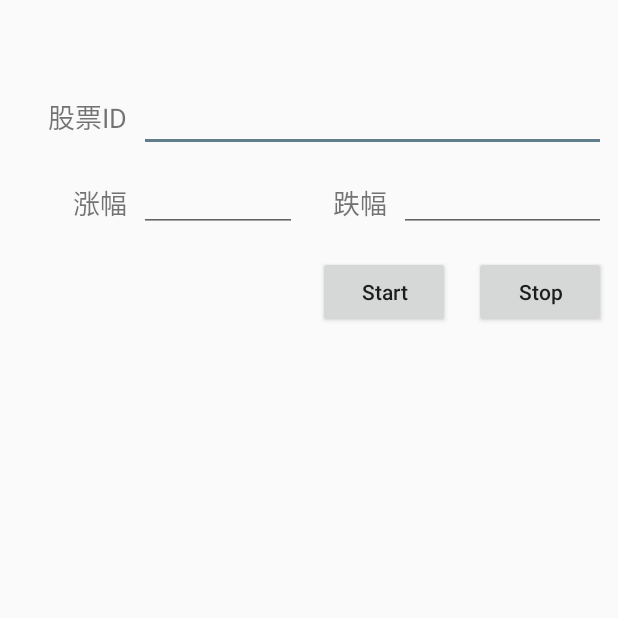
After one commit to FrankHongS/LT-02, an Android app: the WatchStockActivity screen opened directly, with no data from a screen before it, on a phone screen of 412 x 824 dp, the top half of it. The commit adds this screen. Run offline under Robolectric (Android 15) with nearby library versions, the phone set to English and light mode, and no system bars; our stand-ins replace RxJava.

Commit message:
watch stock

```diff
--- a/app/src/main/AndroidManifest.xml
+++ b/app/src/main/AndroidManifest.xml
@@ -39,11 +39,15 @@
             android:theme="@style/NoActionBar"/>
         <activity android:name=".chart.ChartActivity01"
             android:theme="@style/NoActionBar"/>
+        <activity android:name=".spider.SpiderActivity" />
+        <activity android:name=".watchstock.WatchStockActivity"
+            android:theme="@style/NoActionBar"/>
 
         <service android:name=".service.Service01"/>
         <service android:name=".jobschedule.MyJobService"
             android:permission="android.permission.BIND_JOB_SERVICE"
             android:exported="true"/>
+        <service android:name=".watchstock.StockService" />
     </application>
 
 </manifest>
--- /dev/null
+++ b/app/src/main/java/com/hon/librarytest02/util/Constants.java
@@ -0,0 +1,19 @@
+package com.hon.librarytest02.util;
+
+/**
+ * Created by Frank_Hon on 4/28/2019.
+ * E-mail: v-shhong@microsoft.com
+ */
+public interface Constants {
+
+    String JUHE_STOCK_KEY="3272d51138a05d8f3895c6d7381fa0a7";
+
+    String JUHE_STOCK_URL="http://web.juhe.cn:8080/finance/stock/";
+
+    interface StockNotification{
+        String STOCK_CHANNEL_ID = "stock";
+
+        String STOCK_WATCH_OUT_CHANNEL_ID = "stock_watch_out";
+    }
+
+}
--- a/app/src/main/java/com/hon/librarytest02/util/Util.java
+++ b/app/src/main/java/com/hon/librarytest02/util/Util.java
@@ -1,8 +1,20 @@
 package com.hon.librarytest02.util;
 
+import android.annotation.TargetApi;
+import android.app.Activity;
+import android.app.Notification;
+import android.app.NotificationChannel;
+import android.app.NotificationManager;
+import android.app.PendingIntent;
+import android.content.Context;
+import android.content.Intent;
 import android.content.res.Resources;
+import android.os.Build;
 
 import com.hon.librarytest02.LibraryTest;
+import com.hon.librarytest02.R;
+
+import androidx.core.app.NotificationCompat;
 
 /**
  * Created by Frank_Hon on 3/7/2019.
@@ -18,4 +30,36 @@ public class Util {
         final float scale = Resources.getSystem().getDisplayMetrics().densityDpi;
         return (int) (value * (scale / 160) + 0.5f);
     }
+
+    @TargetApi(Build.VERSION_CODES.O)
+    public static void createNotificationChannel(String channelId,
+                                                 String channelName,
+                                                 int importance){
+        NotificationChannel channel=new NotificationChannel(channelId,
+                channelName,importance);
+        NotificationManager notificationManager=
+                (NotificationManager) LibraryTest.sContext.getSystemService(Context.NOTIFICATION_SERVICE);
+        notificationManager.createNotificationChannel(channel);
+
+    }
+
+    public static Notification createNotification(Class<? extends Activity> target,String channelId,
+                                  String contentTitle,String contentText
+                                                  ){
+        Intent notificationIntent = new Intent(LibraryTest.sContext, target);
+        PendingIntent pendingIntent =
+                PendingIntent.getActivity(LibraryTest.sContext, 0, notificationIntent, 0);
+
+        Notification notification=new NotificationCompat.Builder(LibraryTest.sContext, channelId)
+                        .setContentTitle(contentTitle)
+                        .setContentText(contentText)
+                        // important!, not showing if not set
+                        .setSmallIcon(R.mipmap.ic_launcher)
+                        .setContentIntent(pendingIntent)
+                        .build();
+
+        notification.defaults |=Notification.DEFAULT_ALL;
+
+        return notification;
+    }
 }
--- /dev/null
+++ b/app/src/main/java/com/hon/librarytest02/watchstock/WatchStockActivity.java
@@ -0,0 +1,86 @@
+package com.hon.librarytest02.watchstock;
+
+import android.app.IntentService;
+import android.app.NotificationManager;
+import android.content.Intent;
+import android.os.Build;
+import android.os.Bundle;
+import android.text.TextUtils;
+import android.view.View;
+import android.widget.EditText;
+import android.widget.Toast;
+
+import com.hon.librarytest02.R;
+import com.hon.librarytest02.network.ApiServiceImpl;
+import com.hon.librarytest02.util.Constants;
+import com.hon.librarytest02.util.Util;
+import com.hon.librarytest02.vo.Stock;
+import com.hon.mylogger.MyLogger;
+
+import androidx.annotation.Nullable;
+import androidx.appcompat.app.AppCompatActivity;
+import io.reactivex.android.schedulers.AndroidSchedulers;
+import io.reactivex.functions.Consumer;
+import io.reactivex.schedulers.Schedulers;
+
+/**
+ * Created by Frank_Hon on 4/28/2019.
+ * E-mail: v-shhong@microsoft.com
+ */
+public class WatchStockActivity extends AppCompatActivity {
+
+    public static final String KEY_STOCK_ID = "stock_id";
+    public static final String KEY_INCREASE = "increase";
+    public static final String KEY_DECREASE = "decrease";
+
+    private EditText mStockIdText;
+    private EditText mIncreaseText;
+    private EditText mDecreaseText;
+
+    @Override
+    protected void onCreate(@Nullable Bundle savedInstanceState) {
+        super.onCreate(savedInstanceState);
+
+        setContentView(R.layout.activity_watch_stock);
+
+        initView();
+
+        if (Build.VERSION.SDK_INT >= Build.VERSION_CODES.N) {
+            Util.createNotificationChannel(Constants.StockNotification.STOCK_CHANNEL_ID,"stock1",
+                    NotificationManager.IMPORTANCE_LOW);
+            Util.createNotificationChannel(Constants.StockNotification.STOCK_WATCH_OUT_CHANNEL_ID,"stock2",
+                    NotificationManager.IMPORTANCE_HIGH);
+        }
+    }
+
+    private void initView(){
+        mStockIdText=findViewById(R.id.et_stock_id);
+        mIncreaseText=findViewById(R.id.et_increase);
+        mDecreaseText=findViewById(R.id.et_decrease);
+    }
+
+    public void onClick(View view){
+        switch (view.getId()){
+            case R.id.btn_start:
+                String stockId=mStockIdText.getText().toString();
+                String increase=mIncreaseText.getText().toString();
+                String decrease=mDecreaseText.getText().toString();
+
+                if(!TextUtils.isEmpty(stockId)
+                        &&!TextUtils.isEmpty(increase)
+                        &&!TextUtils.isEmpty(decrease)) {
+                    Intent startIntent=new Intent(this,StockService.class);
+                    startIntent.putExtra(KEY_STOCK_ID,stockId);
+                    startIntent.putExtra(KEY_INCREASE,Integer.valueOf(increase));
+                    startIntent.putExtra(KEY_DECREASE,Integer.valueOf(decrease));
+                    startService(startIntent);
+                }else {
+                    Toast.makeText(this, "stock id is empty", Toast.LENGTH_SHORT).show();
+                }
+                break;
+            case R.id.btn_stop:
+                stopService(new Intent(this,StockService.class));
+                break;
+        }
+    }
+}
--- /dev/null
+++ b/app/src/main/res/layout/activity_watch_stock.xml
@@ -0,0 +1,119 @@
+<?xml version="1.0" encoding="utf-8"?>
+<androidx.constraintlayout.widget.ConstraintLayout
+    xmlns:android="http://schemas.android.com/apk/res/android"
+    xmlns:app="http://schemas.android.com/apk/res-auto"
+    xmlns:tools="http://schemas.android.com/tools"
+    android:layout_width="match_parent"
+    android:layout_height="match_parent">
+
+    <Button
+        android:id="@+id/btn_start"
+        android:layout_width="wrap_content"
+        android:layout_height="wrap_content"
+        android:layout_marginTop="16dp"
+        android:layout_marginEnd="16dp"
+        android:onClick="onClick"
+        android:text="Start"
+        android:textAllCaps="false"
+        app:layout_constraintEnd_toStartOf="@+id/btn_stop"
+        app:layout_constraintTop_toBottomOf="@+id/et_decrease"
+        tools:ignore="HardcodedText" />
+
+    <EditText
+        android:id="@+id/et_stock_id"
+        android:layout_width="0dp"
+        android:layout_height="wrap_content"
+        android:layout_marginStart="8dp"
+        android:layout_marginTop="56dp"
+        android:layout_marginEnd="8dp"
+        app:layout_constraintEnd_toEndOf="parent"
+        app:layout_constraintStart_toEndOf="@+id/textView"
+        app:layout_constraintTop_toTopOf="parent"
+        tools:ignore="HardcodedText" />
+
+    <Button
+        android:id="@+id/btn_stop"
+        android:layout_width="wrap_content"
+        android:layout_height="wrap_content"
+        android:layout_marginEnd="8dp"
+        android:onClick="onClick"
+        android:text="Stop"
+        android:textAllCaps="false"
+        app:layout_constraintEnd_toEndOf="parent"
+        app:layout_constraintTop_toTopOf="@+id/btn_start"
+        tools:ignore="HardcodedText" />
+
+    <TextView
+        android:id="@+id/textView"
+        android:layout_width="wrap_content"
+        android:layout_height="wrap_content"
+        android:layout_marginStart="32dp"
+        android:layout_marginTop="64dp"
+        android:text="股票ID"
+        android:textSize="18sp"
+        app:layout_constraintStart_toStartOf="parent"
+        app:layout_constraintTop_toTopOf="parent"
+        tools:ignore="HardcodedText" />
+
+    <TextView
+        android:id="@+id/textView2"
+        android:layout_width="wrap_content"
+        android:layout_height="wrap_content"
+        android:layout_marginTop="20dp"
+        android:text="涨幅"
+        android:textSize="18sp"
+        app:layout_constraintEnd_toEndOf="@+id/textView"
+        app:layout_constraintTop_toBottomOf="@+id/et_stock_id"
+        tools:ignore="HardcodedText" />
+
+    <EditText
+        android:id="@+id/et_increase"
+        android:layout_width="0dp"
+        android:layout_height="wrap_content"
+        android:layout_marginStart="8dp"
+        android:layout_marginTop="8dp"
+        android:layout_marginEnd="8dp"
+        android:ems="10"
+        android:inputType="number"
+        android:textAlignment="center"
+        app:layout_constraintEnd_toStartOf="@+id/guideline"
+        app:layout_constraintStart_toEndOf="@+id/textView2"
+        app:layout_constraintTop_toBottomOf="@+id/et_stock_id" />
+
+    <TextView
+        android:id="@+id/textView3"
+        android:layout_width="wrap_content"
+        android:layout_height="wrap_content"
+        android:layout_marginStart="16dp"
+        android:layout_marginTop="20dp"
+        android:text="跌幅"
+        android:textSize="18sp"
+        app:layout_constraintStart_toStartOf="@+id/guideline"
+        app:layout_constraintTop_toBottomOf="@+id/et_stock_id"
+        tools:ignore="HardcodedText" />
+
+    <EditText
+        android:id="@+id/et_decrease"
+        android:layout_width="0dp"
+        android:layout_height="wrap_content"
+        android:layout_marginStart="8dp"
+        android:layout_marginTop="8dp"
+        android:layout_marginEnd="8dp"
+        android:ems="10"
+        android:inputType="number"
+        android:textAlignment="center"
+        app:layout_constraintEnd_toEndOf="parent"
+        app:layout_constraintStart_toEndOf="@+id/textView3"
+        app:layout_constraintTop_toBottomOf="@+id/et_stock_id" />
+
+    <androidx.constraintlayout.widget.Guideline
+        android:id="@+id/guideline"
+        android:layout_width="wrap_content"
+        android:layout_height="wrap_content"
+        android:orientation="vertical"
+        app:layout_constraintBottom_toBottomOf="parent"
+        app:layout_constraintEnd_toEndOf="parent"
+        app:layout_constraintGuide_percent="0.5"
+        app:layout_constraintStart_toStartOf="parent"
+        app:layout_constraintTop_toTopOf="parent" />
+</androidx.constraintlayout.widget.ConstraintLayout>
--- a/build.gradle
+++ b/build.gradle
@@ -26,3 +26,9 @@ allprojects {
 task clean(type: Delete) {
     delete rootProject.buildDir
 }
+
+ext{
+    retrofitVersion='2.3.0'
+    rxJavaVersion='2.2.8'
+    rxAndroidVersion='2.1.1'
+}
```
Also changed, not shown: app/build.gradle (+9 -0 lines), app/src/main/java/com/hon/librarytest02/MainActivity.kt (+20 -11 lines), app/src/main/java/com/hon/librarytest02/network/ApiService.java (added, +18 -0 lines), app/src/main/java/com/hon/librarytest02/network/ApiServiceImpl.java (added, +48 -0 lines), app/src/main/java/com/hon/librarytest02/spider/SpiderActivity.java (added, +68 -0 lines), app/src/main/java/com/hon/librarytest02/vo/Stock.java (added, +39 -0 lines), app/src/main/java/com/hon/librarytest02/watchstock/StockService.java (added, +120 -0 lines), app/src/main/res/layout/activity_spider.xml (added, +34 -0 lines).
